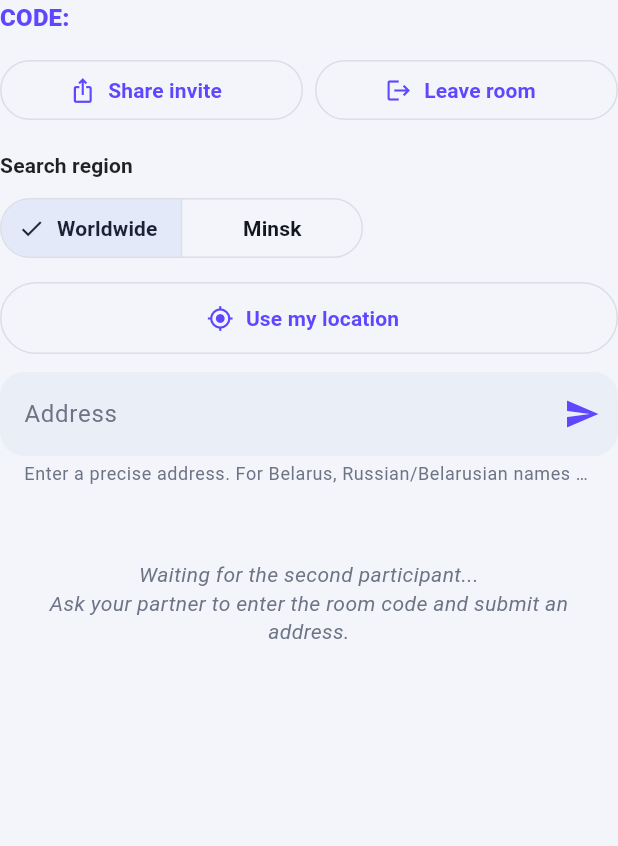
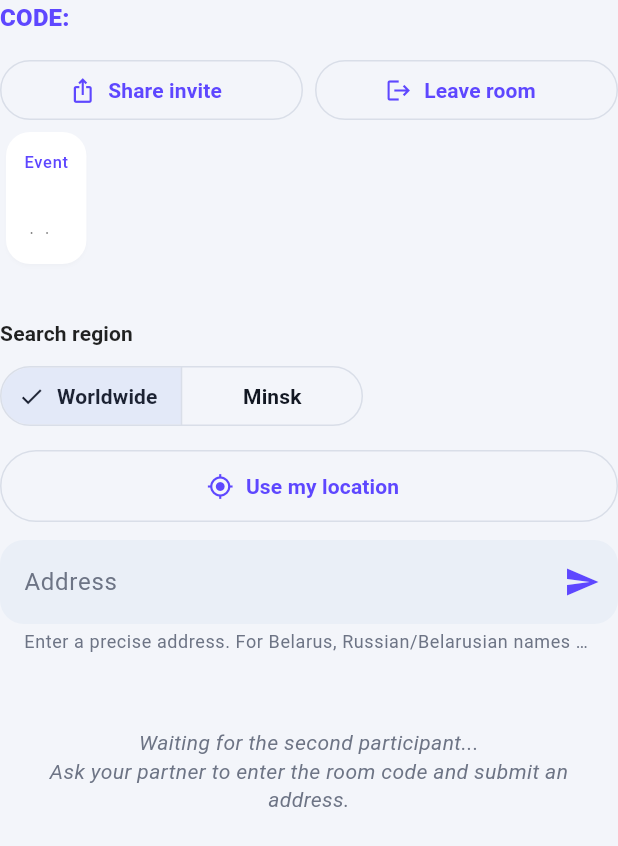
Before and after one commit to VladykoV05/date_navigation, a Flutter app: the RoomControlPanel widget shown alone on an empty page, opened directly with empty values, on a phone screen of 412 x 824 dp. Shown: the top 846 px of the screen. Run offline on Flutter 3.47's test engine with Material 3 defaults, Android fonts, the phone set to English and light mode, and no system bars; our stand-ins replace app_links, cloud_firestore, firebase_analytics, firebase_auth, firebase_core, firebase_crashlytics and 10 more; accounts and stored records are empty; generated files the repository leaves out were written again.

Commit message:
feat: show TicketPro event banner in room panel

```diff
--- a/lib/features/date_navigation/application/state/date_navigation_state.dart
+++ b/lib/features/date_navigation/application/state/date_navigation_state.dart
@@ -4,6 +4,7 @@ import '../../../../core/error/failure.dart';
 import '../../domain/entities/date_scenario.dart';
 import '../../domain/entities/date_vibe.dart';
 import '../../domain/entities/place.dart';
+import '../../domain/entities/room_snapshot.dart';
 import '../../domain/entities/room_status.dart';
 import '../../domain/value_objects/geo_coordinate.dart';
 
@@ -23,6 +24,7 @@ abstract class RoomSessionState with _$RoomSessionState {
     /// True when partnerUid is set on the room document (joined, address optional).
     @Default(false) bool partnerJoined,
     @Default(SessionStatus.active) SessionStatus sessionStatus,
+    RoomEventSnapshot? event,
   }) = _RoomSessionState;
 
   bool get isCompleted => sessionStatus.isCompleted;
--- a/lib/features/date_navigation/application/sync/room_snapshot_reducer.dart
+++ b/lib/features/date_navigation/application/sync/room_snapshot_reducer.dart
@@ -213,6 +213,7 @@ class RoomSnapshotReducer {
         point2: nextPoint2,
         partnerJoined: partnerJoined,
         sessionStatus: sessionStatus,
+        event: roomSnapshot.event,
       ),
       meeting: currentState.meeting.copyWith(
         finalChoiceName: finalChoiceName,
--- a/lib/features/date_navigation/presentation/providers/date_navigation_provider.dart
+++ b/lib/features/date_navigation/presentation/providers/date_navigation_provider.dart
@@ -4,6 +4,7 @@ import '../../../../core/di/auth_di.dart';
 import '../../application/state/date_navigation_state.dart';
 import '../mappers/place_view_mapper.dart';
 import '../view_data/room_control_panel_data.dart';
+import '../view_data/room_event_view_data.dart';
 import '../controllers/date_navigation_controller.dart';
 
 export 'date_navigation_service_providers.dart';
@@ -124,6 +125,7 @@ final roomControlPanelViewProvider = Provider.autoDispose((ref) {
         searchRadius: s.meeting.searchRadius,
         voteCounts: s.voting.voteCounts,
         votesByUser: s.voting.votesByUser,
+        event: s.room.event,
       ),
     ),
   );
@@ -187,5 +189,8 @@ final roomControlPanelViewProvider = Provider.autoDispose((ref) {
     myVotePlaceName: stateSlice.votesByUser[currentUserId],
     isSessionClosed: stateSlice.isSessionClosed,
     sessionStatus: PlaceViewMapper.fromSessionStatus(stateSlice.sessionStatus),
+    event: stateSlice.event == null
+        ? null
+        : RoomEventViewData.fromSnapshot(stateSlice.event!),
   );
 });
--- a/lib/features/date_navigation/presentation/view_data/room_control_panel_data.dart
+++ b/lib/features/date_navigation/presentation/view_data/room_control_panel_data.dart
@@ -1,5 +1,6 @@
 import '../../domain/value_objects/geo_coordinate.dart';
 import 'place_view_data.dart';
+import 'room_event_view_data.dart';
 
 class RoomControlPanelData {
   const RoomControlPanelData({
@@ -28,6 +29,7 @@ class RoomControlPanelData {
     required this.myVotePlaceName,
     required this.isSessionClosed,
     required this.sessionStatus,
+    this.event,
   });
 
   final String roomId;
@@ -55,4 +57,5 @@ class RoomControlPanelData {
   final String? myVotePlaceName;
   final bool isSessionClosed;
   final SessionStatusView sessionStatus;
+  final RoomEventViewData? event;
 }
--- /dev/null
+++ b/lib/features/date_navigation/presentation/view_data/room_event_view_data.dart
@@ -0,0 +1,27 @@
+import '../../domain/entities/room_snapshot.dart';
+
+class RoomEventViewData {
+  const RoomEventViewData({
+    required this.title,
+    this.venueName,
+    this.address,
+    this.category,
+    this.startsAt,
+  });
+
+  factory RoomEventViewData.fromSnapshot(RoomEventSnapshot event) {
+    return RoomEventViewData(
+      title: event.title,
+      venueName: event.venueName,
+      address: event.address,
+      category: event.category,
+      startsAt: event.startsAt,
+    );
+  }
+
+  final String title;
+  final String? venueName;
+  final String? address;
+  final String? category;
+  final DateTime? startsAt;
+}
--- a/lib/features/date_navigation/presentation/widgets/date_navigation_room_body_consumer_section.dart
+++ b/lib/features/date_navigation/presentation/widgets/date_navigation_room_body_consumer_section.dart
@@ -232,6 +232,7 @@ class DateNavigationRoomBodyConsumerSection extends ConsumerWidget {
         lon: place.lon,
       ),
       isCreator: panelView.isCreator,
+      event: panelView.event,
       creatorMeetingFormats: panelView.creatorMeetingFormats,
       partnerMeetingFormats: panelView.partnerMeetingFormats,
       commonMeetingFormats: panelView.commonMeetingFormats,
--- a/lib/features/date_navigation/presentation/widgets/room_control_panel.dart
+++ b/lib/features/date_navigation/presentation/widgets/room_control_panel.dart
@@ -4,9 +4,54 @@ import '../../../../core/l10n/l10n_extensions.dart';
 import '../../../../core/theme/ui_tokens.dart';
 import '../../domain/value_objects/geo_coordinate.dart';
 import '../view_data/place_view_data.dart';
+import '../view_data/room_event_view_data.dart';
 import 'room_control/room_address_section.dart';
 import 'room_control/room_meeting_places_section.dart';
 import 'room_control_panel_header.dart';
+
+class _EventBanner extends StatelessWidget {
+  const _EventBanner({required this.event});
+
+  final RoomEventViewData event;
+
+  @override
+  Widget build(BuildContext context) {
+    final l10n = context.l10n;
+    final theme = Theme.of(context);
+    final subtitle = [
+      if (event.venueName != null) event.venueName!,
+      if (event.address != null) event.address!,
+      if (event.category != null) event.category!,
+    ].join(' · ');
+    return Card(
+      child: Padding(
+        padding: const EdgeInsets.all(12),
+        child: Column(
+          crossAxisAlignment: CrossAxisAlignment.start,
+          children: [
+            Text(
+              l10n.openSessionsEvent,
+              style: theme.textTheme.labelSmall?.copyWith(
+                color: theme.colorScheme.primary,
+              ),
+            ),
+            const SizedBox(height: 4),
+            Text(
+              event.title,
+              style: theme.textTheme.titleMedium?.copyWith(
+                fontWeight: FontWeight.w700,
+              ),
+            ),
+            if (subtitle.isNotEmpty) ...[
+              const SizedBox(height: 4),
+              Text(subtitle, style: theme.textTheme.bodySmall),
+            ],
+          ],
+        ),
+      ),
+    );
+  }
+}
 
 class RoomControlPanel extends StatelessWidget {
   static const double _waitingParticipantPadding = 30;
@@ -55,6 +100,7 @@ class RoomControlPanel extends StatelessWidget {
   final bool isSessionClosed;
   final SessionStatusView sessionStatus;
   final bool isCreator;
+  final RoomEventViewData? event;
   final VoidCallback onLeaveRoom;
 
   const RoomControlPanel({
@@ -102,6 +148,7 @@ class RoomControlPanel extends StatelessWidget {
     required this.isSessionClosed,
     required this.sessionStatus,
     required this.isCreator,
+    required this.event,
     required this.onLeaveRoom,
   });
 
@@ -128,6 +175,10 @@ class RoomControlPanel extends StatelessWidget {
               : l10n.sessionExpiredActionsDisabled,
           onLeaveRoom: onLeaveRoom,
         ),
+        if (event != null) ...[
+          _EventBanner(event: event!),
+          const SizedBox(height: UiSpace.md),
+        ],
         RoomAddressSection(
           addressController: addressController,
           canSubmitAddress: canSubmitAddress,
```
Also changed, not shown: lib/features/date_navigation/application/state/date_navigation_state.freezed.dart, 1 other file.
